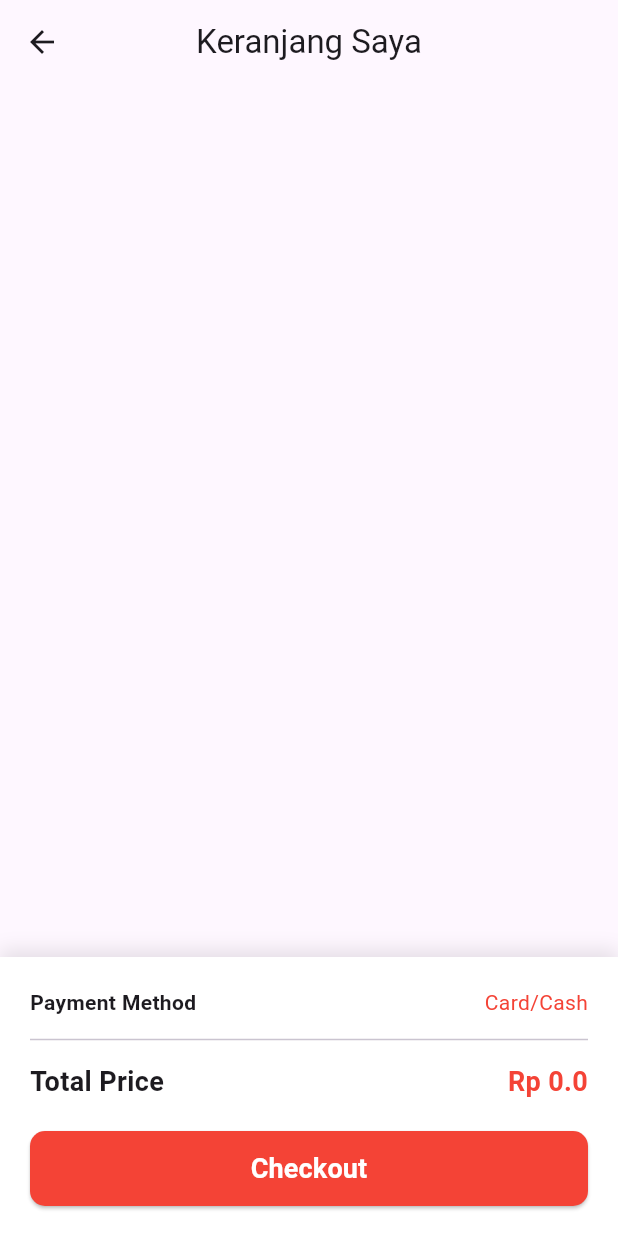
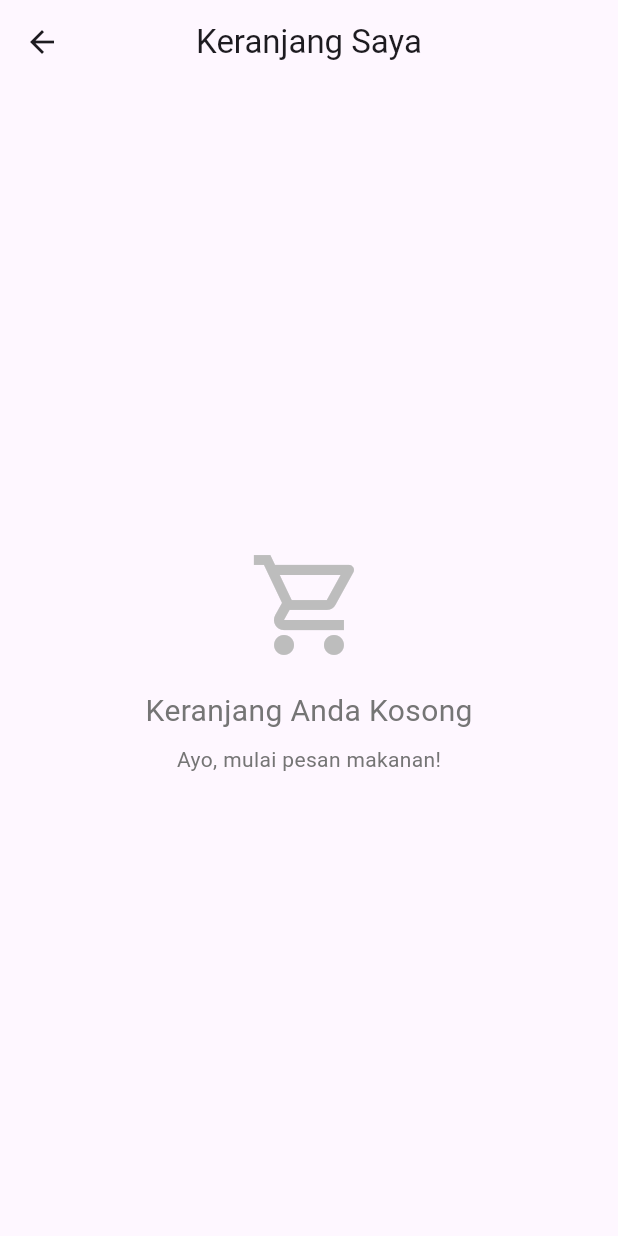
Before and after one commit to xebec51/KanHas, a Flutter app: the CartPage screen opened directly, on a phone screen of 412 x 824 dp. Run offline on Flutter 3.47's test engine with Material 3 defaults, Android fonts, the phone set to English and light mode, and no system bars; our stand-ins replace image_picker.

Commit message:
feat(cart): Improve checkout flow
Adds \clear()` method to CartModel. Updates Checkout button to clear cart and navigate to OrderHistoryPage. Adds 'Empty Cart' UI to CartPage. Fixes `itemCount` logic in CartModel.

```diff
--- a/lib/screens/cart_page.dart
+++ b/lib/screens/cart_page.dart
@@ -1,7 +1,11 @@
 import 'package:flutter/material.dart';
-import 'package:flutter/foundation.dart';
-import 'package:kanhas/models/cart_model.dart'; // Impor model keranjang kita
-import 'package:provider/provider.dart'; // 1. Impor Provider
+// import 'package:flutter/foundation.dart'; // <-- Hapus ini (Warning dari task sebelumnya)
+import 'package:kanhas/models/cart_model.dart';
+import 'package:provider/provider.dart';
+// --- TAMBAHKAN IMPOR INI ---
+import 'package:kanhas/screens/order_history_page.dart';
+
+import '../widgets/local_or_network_image.dart';
 
 class CartPage extends StatefulWidget {
   const CartPage({super.key});
@@ -13,16 +17,41 @@ class CartPage extends StatefulWidget {
 class _CartPageState extends State<CartPage> {
   @override
   Widget build(BuildContext context) {
-    // 2. KITA AKAN "MENDENGARKAN" PERUBAHAN
-    // Kita bungkus Scaffold kita dengan 'Consumer<CartModel>'
-    // 'Consumer' akan otomatis 'rebuild' setiap kali 'notifyListeners()' dipanggil
     return Consumer<CartModel>(
       builder: (context, cart, child) {
-        // 'cart' di sini adalah 'CartModel' kita
-
-        // 3. Ambil total harga dari 'cart' model
         double totalPrice = cart.totalPrice;
 
+        // --- TAMBAHKAN UI UNTUK KERANJANG KOSONG ---
+        if (cart.items.isEmpty) {
+          return Scaffold(
+            appBar: AppBar(
+              title: const Text('Keranjang Saya'),
+              centerTitle: true,
+            ),
+            body: Center(
+              child: Column(
+                mainAxisAlignment: MainAxisAlignment.center,
+                children: [
+                  Icon(Icons.shopping_cart_outlined,
+                      size: 80, color: Colors.grey[400]),
+                  const SizedBox(height: 16),
+                  Text(
+                    'Keranjang Anda Kosong',
+                    style: TextStyle(fontSize: 20, color: Colors.grey[600]),
+                  ),
+                  const SizedBox(height: 8),
+                  Text(
+                    'Ayo, mulai pesan makanan!',
+                    style: TextStyle(color: Colors.grey[600]),
+                  ),
+                ],
+              ),
+            ),
+          );
+        }
+        // -------------------------------------------
+
+        // Jika keranjang tidak kosong, tampilkan seperti biasa
         return Scaffold(
           appBar: AppBar(
             title: const Text('Keranjang Saya'),
@@ -33,10 +62,8 @@ class _CartPageState extends State<CartPage> {
               // 1. DAFTAR ITEM (Bisa di-scroll)
               ListView.builder(
                 padding: const EdgeInsets.only(bottom: 200),
-                // 4. Ambil jumlah item dari 'cart' model
-                itemCount: cart.itemCount,
+                itemCount: cart.items.length, // <-- Ganti ke cart.items.length
                 itemBuilder: (context, index) {
-                  // 5. Ambil item dari 'cart' model
                   final cartItem = cart.items[index];
 
                   return Padding(
@@ -44,13 +71,18 @@ class _CartPageState extends State<CartPage> {
                         horizontal: 16.0, vertical: 8.0),
                     child: Row(
                       children: [
-                        Container(
-                          width: 60,
-                          height: 60,
-                          color: Colors.grey[200],
-                          child:
-                          const Icon(Icons.fastfood, color: Colors.grey),
+                        // --- GANTI TAMPILAN GAMBAR ---
+                        ClipRRect(
+                          borderRadius: BorderRadius.circular(8.0),
+                          child: LocalOrNetworkImage(
+                            imageUrl: cartItem.menu.imageUrl,
+                            width: 60,
+                            height: 60,
+                            fit: BoxFit.cover,
+                            errorIcon: Icons.fastfood,
+                          ),
                         ),
+                        // -----------------------------
                         const SizedBox(width: 16),
                         Expanded(
                           child: Column(
@@ -68,14 +100,11 @@ class _CartPageState extends State<CartPage> {
                             ],
                           ),
                         ),
-
-                        // 6. GUNAKAN FUNGSI DARI 'CartModel'
                         Row(
                           children: [
                             IconButton(
                               icon: const Icon(Icons.remove, size: 18),
                               onPressed: () {
-                                // Panggil fungsi 'decrement' dari model
                                 cart.decrement(cartItem);
                               },
                             ),
@@ -86,7 +115,6 @@ class _CartPageState extends State<CartPage> {
                             IconButton(
                               icon: const Icon(Icons.add, size: 18),
                               onPressed: () {
-                                // Panggil fungsi 'increment' dari model
                                 cart.increment(cartItem);
                               },
                             ),
@@ -117,16 +145,7 @@ class _CartPageState extends State<CartPage> {
                   ),
                   child: Column(
                     children: [
-                      const Row(
-                        mainAxisAlignment: MainAxisAlignment.spaceBetween,
-                        children: [
-                          Text('Payment Method',
-                              style: TextStyle(fontWeight: FontWeight.bold)),
-                          Text('Card/Cash',
-                              style: TextStyle(color: Colors.red)),
-                        ],
-                      ),
-                      const Divider(height: 30),
+                      // ... (Payment method tidak berubah) ...
                       Row(
                         mainAxisAlignment: MainAxisAlignment.spaceBetween,
                         children: [
@@ -136,7 +155,7 @@ class _CartPageState extends State<CartPage> {
                                 fontSize: 18, fontWeight: FontWeight.bold),
                           ),
                           Text(
-                            'Rp $totalPrice', // 7. Tampilkan total harga dari model
+                            'Rp $totalPrice',
                             style: const TextStyle(
                               fontSize: 18,
                               fontWeight: FontWeight.bold,
@@ -146,10 +165,30 @@ class _CartPageState extends State<CartPage> {
                         ],
                       ),
                       const SizedBox(height: 20),
+
+                      // --- UBAH LOGIKA 'onPressed' INI ---
                       ElevatedButton(
                         onPressed: () {
-                          debugPrint('Checkout dengan total Rp $totalPrice');
+                          // 1. Panggil fungsi clear()
+                          context.read<CartModel>().clear();
+
+                          // 2. Tampilkan notifikasi sukses
+                          ScaffoldMessenger.of(context).showSnackBar(
+                            const SnackBar(
+                              content: Text('Checkout berhasil! Pesanan Anda sedang diproses.'),
+                              backgroundColor: Colors.green,
+                            ),
+                          );
+
+                          // 3. Navigasi ke Halaman Riwayat
+                          Navigator.push(
+                            context,
+                            MaterialPageRoute(
+                              builder: (context) => const OrderHistoryPage(),
+                            ),
+                          );
                         },
+                        // ... (style tidak berubah) ...
                         style: ElevatedButton.styleFrom(
                           backgroundColor: Colors.red,
                           foregroundColor: Colors.white,
@@ -164,6 +203,7 @@ class _CartPageState extends State<CartPage> {
                               fontSize: 18, fontWeight: FontWeight.bold),
                         ),
                       ),
+                      // ---------------------------------
                     ],
                   ),
                 ),
```
Also changed, not shown: lib/models/canteen_data.dart (+46 -53 lines), lib/models/canteen_model.dart (+6 -4 lines), lib/models/cart_model.dart (+14 -31 lines), lib/models/user_model.dart (+10 -16 lines).
